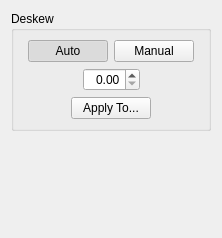
Qt form src/core/filters/deskew/ui/DeskewOptionsWidget.ui (ImageProcessing-ElectronicPublications/scantailor-deviant) before a commit.
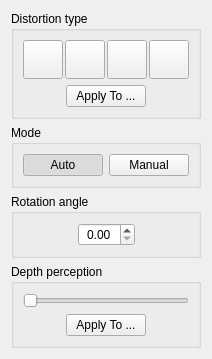
The same form after that commit. Icons and pictures are not drawn.

Commit message: Replace STU deskew GUI by STEX deskew GUI stub

What changed in the file:
```diff
--- a/src/core/filters/deskew/ui/DeskewOptionsWidget.ui
+++ b/src/core/filters/deskew/ui/DeskewOptionsWidget.ui
@@ -6,24 +6,209 @@
    <rect>
     <x>0</x>
     <y>0</y>
-    <width>222</width>
-    <height>238</height>
+    <width>208</width>
+    <height>342</height>
    </rect>
   </property>
   <property name="windowTitle">
-   <string notr="true">Form</string>
-  </property>
-  <layout class="QVBoxLayout">
-   <item>
-    <widget class="QGroupBox" name="groupBox">
-     <property name="title">
-      <string>Deskew</string>
+   <string>Form</string>
      </property>
      <layout class="QVBoxLayout" name="verticalLayout">
       <item>
-       <layout class="QHBoxLayout">
+    <widget class="QGroupBox" name="distortionTypePanel">
+     <property name="title">
+      <string>Distortion type</string>
+     </property>
+     <layout class="QVBoxLayout" name="verticalLayout_2">
         <item>
-         <spacer>
+       <layout class="QHBoxLayout" name="horizontalLayout">
+        <property name="spacing">
+         <number>2</number>
+        </property>
+        <item>
+         <spacer name="horizontalSpacerDistortionLeft">
+          <property name="orientation">
+           <enum>Qt::Horizontal</enum>
+          </property>
+          <property name="sizeHint" stdset="0">
+           <size>
+            <width>1</width>
+            <height>20</height>
+           </size>
+          </property>
+         </spacer>
+        </item>
+        <item>
+         <widget class="QToolButton" name="noDistortionButton">
+          <property name="toolTip">
+           <string>No distortion</string>
+          </property>
+          <property name="text">
+           <string/>
+          </property>
+          <property name="icon">
+           <iconset resource="../../../../app/resources/resources.qrc">
+            <normaloff>:/icons/distortion-none.png</normaloff>
+            <normalon>:/icons/distortion-none-selected.png</normalon>:/icons/distortion-none.png</iconset>
+          </property>
+          <property name="iconSize">
+           <size>
+            <width>32</width>
+            <height>32</height>
+           </size>
+          </property>
+          <property name="checkable">
+           <bool>true</bool>
+          </property>
+          <property name="autoExclusive">
+           <bool>true</bool>
+          </property>
+         </widget>
+        </item>
+        <item>
+         <widget class="QToolButton" name="rotationDistortionButton">
+          <property name="toolTip">
+           <string>Page skew</string>
+          </property>
+          <property name="text">
+           <string/>
+          </property>
+          <property name="icon">
+           <iconset resource="../../../../app/resources/resources.qrc">
+            <normaloff>:/icons/distortion-rotation.png</normaloff>
+            <normalon>:/icons/distortion-rotation-selected.png</normalon>:/icons/distortion-rotation.png</iconset>
+          </property>
+          <property name="iconSize">
+           <size>
+            <width>32</width>
+            <height>32</height>
+           </size>
+          </property>
+          <property name="checkable">
+           <bool>true</bool>
+          </property>
+          <property name="autoExclusive">
+           <bool>true</bool>
+          </property>
+         </widget>
+        </item>
+        <item>
+         <widget class="QToolButton" name="perspectiveDistortionButton">
+          <property name="toolTip">
+           <string>Keystoning</string>
+          </property>
+          <property name="text">
+           <string/>
+          </property>
+          <property name="icon">
+           <iconset resource="../../../../app/resources/resources.qrc">
+            <normaloff>:/icons/distortion-perspective.png</normaloff>
+            <normalon>:/icons/distortion-perspective-selected.png</normalon>:/icons/distortion-perspective.png</iconset>
+          </property>
+          <property name="iconSize">
+           <size>
+            <width>32</width>
+            <height>32</height>
+           </size>
+          </property>
+          <property name="checkable">
+           <bool>true</bool>
+          </property>
+          <property name="autoExclusive">
+           <bool>true</bool>
+          </property>
+         </widget>
+        </item>
+        <item>
+         <widget class="QToolButton" name="warpDistortionButton">
+          <property name="toolTip">
+           <string>Curved lines</string>
+          </property>
+          <property name="text">
+           <string/>
+          </property>
+          <property name="icon">
+           <iconset resource="../../../../app/resources/resources.qrc">
+            <normaloff>:/icons/distortion-warp.png</normaloff>
+            <normalon>:/icons/distortion-warp-selected.png</normalon>:/icons/distortion-warp.png</iconset>
+          </property>
+          <property name="iconSize">
+           <size>
+            <width>32</width>
+            <height>32</height>
+           </size>
+          </property>
+          <property name="checkable">
+           <bool>true</bool>
+          </property>
+          <property name="autoExclusive">
+           <bool>true</bool>
+          </property>
+         </widget>
+        </item>
+        <item>
+         <spacer name="horizontalSpacerDistortionRight">
+          <property name="orientation">
+           <enum>Qt::Horizontal</enum>
+          </property>
+          <property name="sizeHint" stdset="0">
+           <size>
+            <width>1</width>
+            <height>20</height>
+           </size>
+          </property>
+         </spacer>
+        </item>
+       </layout>
+      </item>
+      <item>
+       <layout class="QHBoxLayout" name="horizontalLayout_5">
+        <item>
+         <spacer name="horizontalSpacerDistortionApplyLeft">
+          <property name="orientation">
+           <enum>Qt::Horizontal</enum>
+          </property>
+          <property name="sizeHint" stdset="0">
+           <size>
+            <width>1</width>
+            <height>17</height>
+           </size>
+          </property>
+         </spacer>
+        </item>
+        <item>
+         <widget class="QPushButton" name="applyDistortionTypeBtn">
+          <property name="text">
+           <string>Apply To ...</string>
+          </property>
+         </widget>
+        </item>
+        <item>
+         <spacer name="horizontalSpacerDistortionApplyRight">
+          <property name="orientation">
+           <enum>Qt::Horizontal</enum>
+          </property>
+          <property name="sizeHint" stdset="0">
+           <size>
+            <width>1</width>
+            <height>17</height>
+           </size>
+          </property>
+         </spacer>
+        </item>
+       </layout>
+      </item>
+     </layout>
+    </widget>
+   </item>
+   <item>
+    <widget class="QGroupBox" name="autoManualPanel">
+     <property name="title">
+      <string>Mode</string>
+     </property>
+     <layout class="QHBoxLayout" name="horizontalLayout_2">
+      <item>
+       <spacer name="horizontalSpacerAutoManualLeft">
           <property name="orientation">
            <enum>Qt::Horizontal</enum>
           </property>
@@ -59,13 +244,16 @@
           <property name="checkable">
            <bool>true</bool>
           </property>
+        <property name="checked">
+         <bool>false</bool>
+        </property>
           <property name="autoExclusive">
            <bool>true</bool>
           </property>
          </widget>
         </item>
         <item>
-         <spacer>
+       <spacer name="horizontalSpacerAutoManualRight">
           <property name="orientation">
            <enum>Qt::Horizontal</enum>
           </property>
@@ -78,17 +266,22 @@
          </spacer>
         </item>
        </layout>
+    </widget>
       </item>
       <item>
-       <layout class="QHBoxLayout">
+    <widget class="QGroupBox" name="rotationPanel">
+     <property name="title">
+      <string>Rotation angle</string>
+     </property>
+     <layout class="QHBoxLayout" name="horizontalLayout_3">
         <item>
-         <spacer>
+       <spacer name="horizontalSpacerRotationLeft">
           <property name="orientation">
            <enum>Qt::Horizontal</enum>
           </property>
           <property name="sizeHint" stdset="0">
            <size>
-            <width>40</width>
+          <width>1</width>
             <height>20</height>
            </size>
           </property>
@@ -97,7 +290,7 @@
         <item>
          <widget class="QDoubleSpinBox" name="angleSpinBox">
           <property name="alignment">
-           <set>Qt::AlignRight|Qt::AlignTrailing|Qt::AlignVCenter</set>
+         <set>Qt::AlignCenter</set>
           </property>
           <property name="singleStep">
            <double>0.010000000000000</double>
@@ -105,51 +298,74 @@
          </widget>
         </item>
         <item>
-         <spacer>
+       <spacer name="horizontalSpacerRotationRight">
           <property name="orientation">
            <enum>Qt::Horizontal</enum>
           </property>
           <property name="sizeHint" stdset="0">
            <size>
-            <width>40</width>
+          <width>1</width>
             <height>20</height>
            </size>
           </property>
          </spacer>
         </item>
        </layout>
+    </widget>
       </item>
       <item>
-       <layout class="QHBoxLayout" name="horizontalLayout">
+    <widget class="QGroupBox" name="depthPerceptionPanel">
+     <property name="title">
+      <string>Depth perception</string>
+     </property>
+     <layout class="QVBoxLayout" name="verticalLayout_3">
         <item>
-         <spacer name="horizontalSpacer_9">
+       <widget class="QSlider" name="depthPerceptionSlider">
+        <property name="minimum">
+         <number>10</number>
+        </property>
+        <property name="maximum">
+         <number>30</number>
+        </property>
+        <property name="pageStep">
+         <number>5</number>
+        </property>
+        <property name="orientation">
+         <enum>Qt::Horizontal</enum>
+        </property>
+       </widget>
+      </item>
+      <item>
+       <layout class="QHBoxLayout" name="horizontalLayout_4">
+        <item>
+         <spacer name="horizontalSpacerDepthPerceptionLeft">
           <property name="orientation">
            <enum>Qt::Horizontal</enum>
           </property>
           <property name="sizeHint" stdset="0">
            <size>
-            <width>38</width>
-            <height>18</height>
+            <width>1</width>
+            <height>20</height>
            </size>
           </property>
          </spacer>
         </item>
         <item>
-         <widget class="QPushButton" name="applyDeskewBtn">
+         <widget class="QPushButton" name="applyDepthPerceptionBtn">
           <property name="text">
-           <string>Apply To...</string>
+           <string>Apply To ...</string>
           </property>
          </widget>
         </item>
         <item>
-         <spacer name="horizontalSpacer_10">
+         <spacer name="horizontalSpacerDepthPerceptionRight">
           <property name="orientation">
            <enum>Qt::Horizontal</enum>
           </property>
           <property name="sizeHint" stdset="0">
            <size>
-            <width>28</width>
-            <height>18</height>
+            <width>1</width>
+            <height>20</height>
            </size>
           </property>
          </spacer>
@@ -160,14 +376,14 @@
     </widget>
    </item>
    <item>
-    <spacer>
+    <spacer name="verticalSpacer">
      <property name="orientation">
       <enum>Qt::Vertical</enum>
      </property>
      <property name="sizeHint" stdset="0">
       <size>
        <width>20</width>
-       <height>40</height>
+       <height>1</height>
       </size>
      </property>
     </spacer>
```
Left out of the diff: 4 changed lines with no effect on the pictures. Lines whose indentation alone changed are shown as unchanged. The commit also changes 30 other files.
